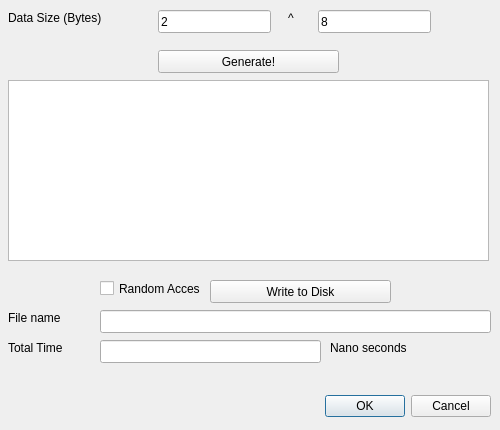
Above: DEExp/writedatadialog.ui from yunhasnawa/DEExp before the change. Below: the same form after it.
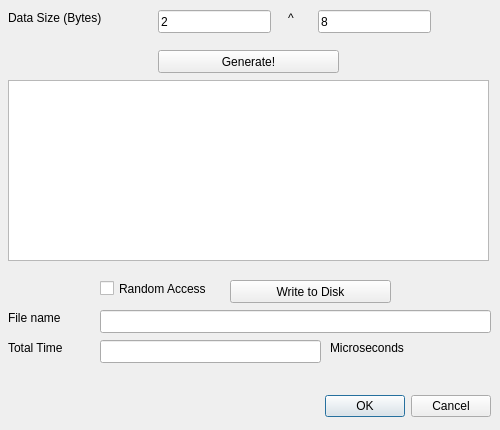
That is the form after the change.

Diff of the .ui file:
```diff
--- a/DEExp/writedatadialog.ui
+++ b/DEExp/writedatadialog.ui
@@ -68,9 +68,9 @@
   <widget class="QPushButton" name="pbtWriteToDisk">
    <property name="geometry">
     <rect>
-     <x>210</x>
+     <x>230</x>
      <y>280</y>
-     <width>181</width>
+     <width>161</width>
      <height>23</height>
     </rect>
    </property>
@@ -163,7 +163,7 @@
     </rect>
    </property>
    <property name="text">
-    <string>Nano seconds</string>
+    <string>Microseconds</string>
    </property>
   </widget>
   <widget class="QLineEdit" name="ldtTotalTime">
@@ -181,7 +181,7 @@
     <rect>
      <x>100</x>
      <y>280</y>
-     <width>101</width>
+     <width>131</width>
      <height>17</height>
     </rect>
    </property>
```
